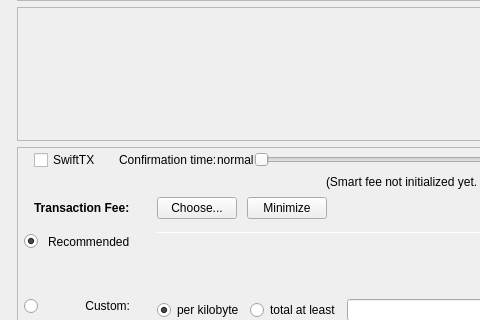
The window that src/qt/forms/sendcoinsdialog.ui (nxboost/nxboost) describes before a commit, drawn with Qt 5; both pictures show x 0 to 480 and y 276 to 596 of the 978 by 695 pixel window.
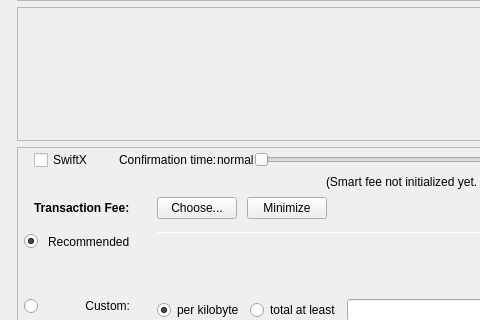
The same window after the commit. Icons and pictures are not drawn. Custom widgets are drawn as their Qt base class.

Commit message: GUI - sendcoins dialog: fee / SwiftX - intuitiveness

Diff of the .ui file:
```diff
--- a/src/qt/forms/sendcoinsdialog.ui
+++ b/src/qt/forms/sendcoinsdialog.ui
@@ -1019,7 +1019,7 @@
                     <string>SwiftTX technology allows for near instant transactions - A flat fee of 0.01 NXB applies</string>
                    </property>
                    <property name="text">
-                    <string>SwiftTX</string>
+                    <string>SwiftX</string>
                    </property>
                   </widget>
                  </item>
```
Left out of the diff: 4 changed lines with no effect on the pictures. The commit also changes 1 other file.
